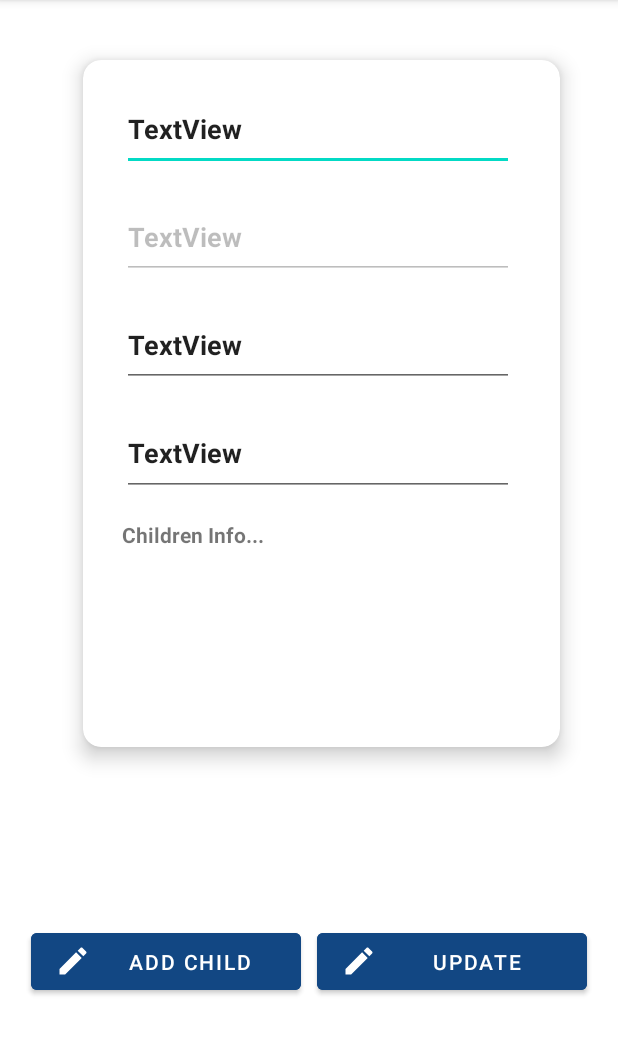
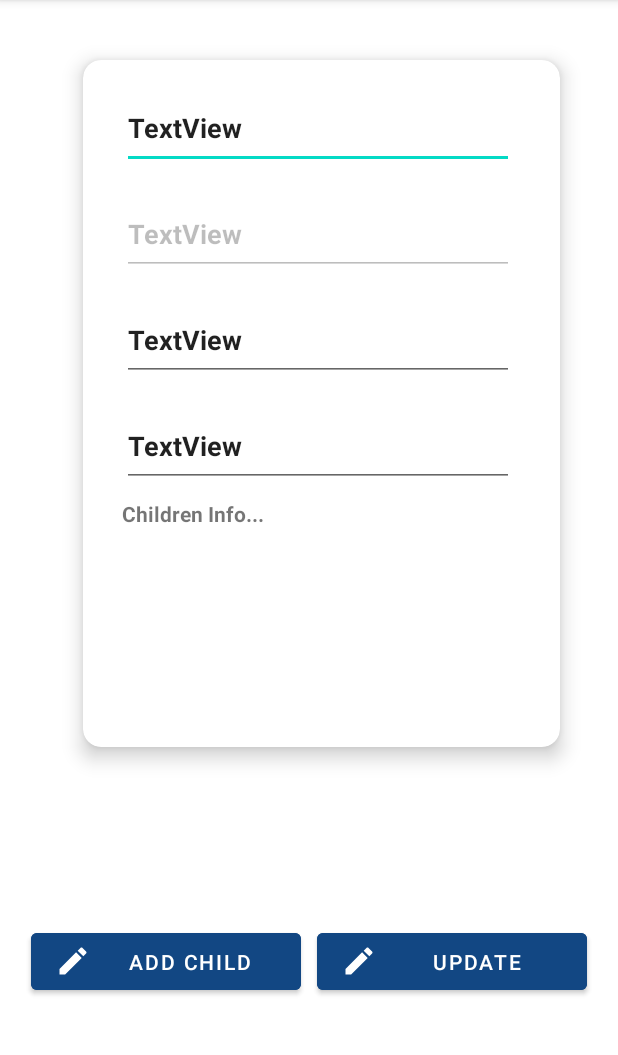
Before and after one commit to harishmashaik/TrustVaccinationApplication, an Android app: the MyProfileActivity screen opened directly, with no data from a screen before it, on a phone screen of 412 x 824 dp, the part 84-1139 px from its top. Run offline under Robolectric (Android 15) with nearby library versions, the phone set to English and light mode, and no system bars; our stand-ins replace Firebase (no records; nobody signed in at launch, a user with empty details on screens opened directly).

Commit message:
adjusted the childinfo recycler in my profile

```diff
--- a/app/src/main/res/layout/activity_my_profile.xml
+++ b/app/src/main/res/layout/activity_my_profile.xml
@@ -91,8 +91,7 @@
             <TextView
                 android:id="@+id/account_childInfo"
                 android:layout_width="match_parent"
-                android:layout_height="8dp"
-                android:layout_marginTop="8dp"
+                android:layout_height="4dp"
                 android:layout_weight="1"
                 android:text="@string/my_profile_activity_children_info"
                 android:textStyle="bold" />
@@ -100,7 +99,7 @@
             <androidx.recyclerview.widget.RecyclerView
                 android:id="@+id/myprofile_childList"
                 android:layout_width="match_parent"
-                android:layout_height="100dp"
+                android:layout_height="120dp"
                 android:layout_marginStart="4dp" />
 
 
```
